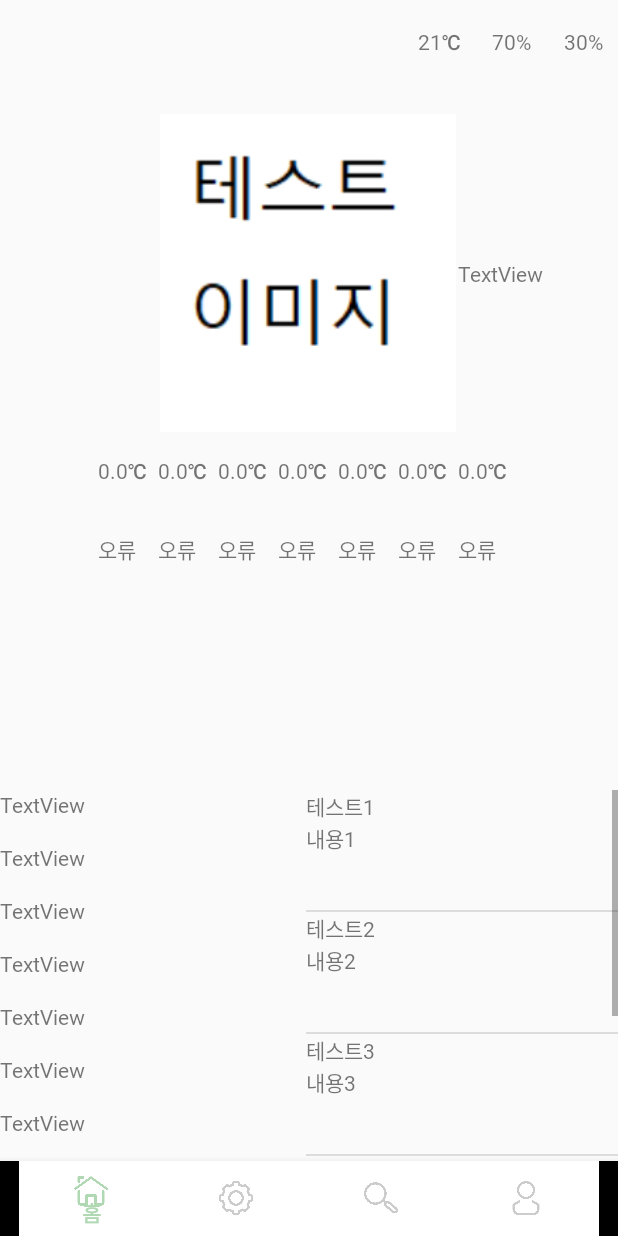
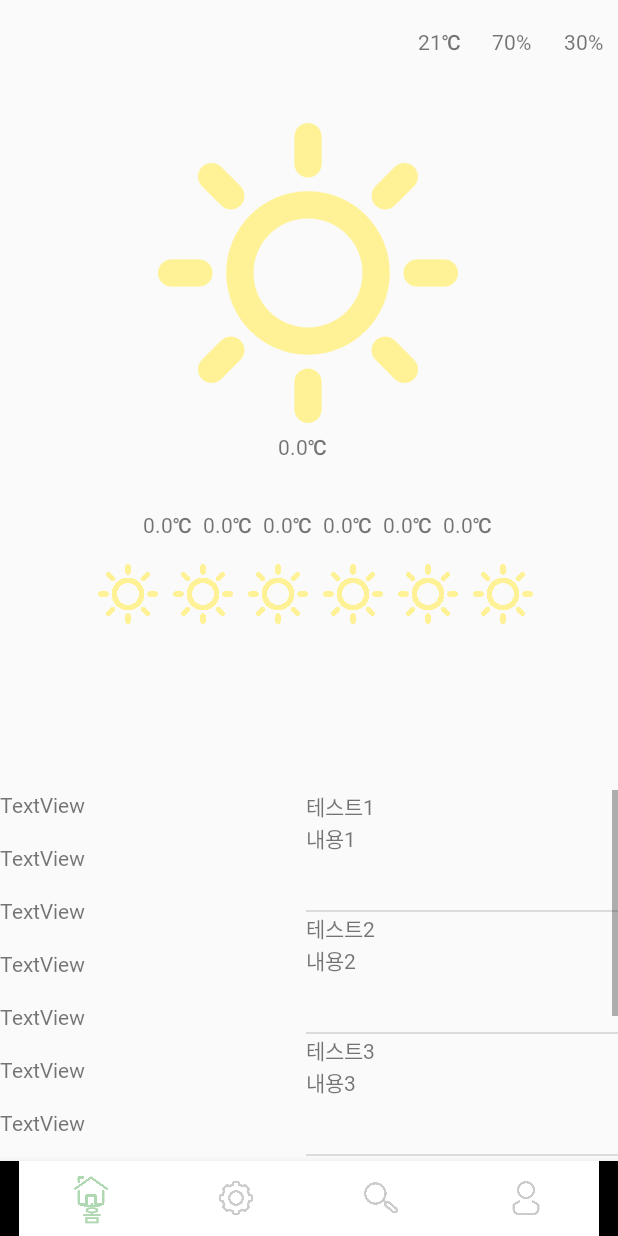
Before and after one commit to labory4302/SmartFarm, an Android app: the HomeActivity screen opened directly, with no data from a screen before it, on a phone screen of 412 x 824 dp. Run offline under Robolectric (Android 15) with nearby library versions, the phone set to English and light mode, and no system bars; 17 statements that could not run were skipped.

Commit message:
0928_1826_KSH
weather_icon update

```diff
--- a/Androiod/smartfarm_v1/app/src/main/java/com/smartfarm/www/activity/HomeActivity.java
+++ b/Androiod/smartfarm_v1/app/src/main/java/com/smartfarm/www/activity/HomeActivity.java
@@ -6,6 +6,7 @@ import android.util.Log;
 import android.view.LayoutInflater;
 import android.view.View;
 import android.view.ViewGroup;
+import android.widget.ImageView;
 import android.widget.ListView;
 import android.widget.TextView;
 
@@ -29,7 +30,7 @@ public class HomeActivity extends Fragment {
     private ListViewAdapter listViewAdapter;
 
     TextView tb1[] = new TextView[7];
-    TextView tb2[] = new TextView[7];
+    ImageView tb2[] = new ImageView[7];
 
     @Nullable
     @Override
@@ -46,7 +47,7 @@ public class HomeActivity extends Fragment {
         }
         for(int i=0; i<=6; i++){
             int resId = getResources().getIdentifier("weather"+i,"id", getContext().getPackageName());
-            tb2[i] = (TextView) view.findViewById(resId);
+            tb2[i] = (ImageView) view.findViewById(resId);
         }
 
 
@@ -149,38 +150,38 @@ public class HomeActivity extends Fragment {
                 String temp_temp_hl[] = temp_temp.split("°C");
                 float avg_temp = (Float.parseFloat(temp_temp_hl[0])+Float.parseFloat(temp_temp_hl[1]))/2;
 //                Log.d("찍히냐?",""+avg_temp+", "+map.get("test"+i));
-                tb1[i].setText(""+avg_temp+"℃");
+                tb1[i].setText("" + avg_temp + "℃");
 
                 if(Integer.parseInt(map.get("test"+(i*2))) == 1){
-                    tb2[i].setText("맑음");
+                    tb2[i].setImageResource(R.drawable.sun_icon);//                     tb2[i].setText("맑음");
                 }else if(Integer.parseInt(map.get("test"+(i*2))) == 2){
-                    tb2[i].setText("구름 조금");
+                    tb2[i].setImageResource(R.drawable.cloudy_icon);//                  tb2[i].setText("구름 조금");
                 }else if(Integer.parseInt(map.get("test"+(i*2))) == 3){
-                    tb2[i].setText("구름 많음");
+                    tb2[i].setImageResource(R.drawable.cloud_icon);//                   tb2[i].setText("구름 많음");
                 }else if(Integer.parseInt(map.get("test"+(i*2))) == 4){
-                    tb2[i].setText("흐림");
+                    tb2[i].setImageResource(R.drawable.cloud_icon);//                   tb2[i].setText("흐림");
                 }else if(Integer.parseInt(map.get("test"+(i*2))) == 5){
-                    tb2[i].setText("비 확률");
+                    tb2[i].setImageResource(R.drawable.soft_rain_icon);//               tb2[i].setText("비 확률");
                 }else if(Integer.parseInt(map.get("test"+(i*2))) == 6){
-                    tb2[i].setText("비 조금");
+                    tb2[i].setImageResource(R.drawable.rain_icon);//                    tb2[i].setText("비 조금");
                 }else if(Integer.parseInt(map.get("test"+(i*2))) == 7){
-                    tb2[i].setText("비옴");
+                    tb2[i].setImageResource(R.drawable.hard_rain_icon);//               tb2[i].setText("비옴");
                 }else if(Integer.parseInt(map.get("test"+(i*2))) == 8){
-                    tb2[i].setText("폭우");
+                    tb2[i].setImageResource(R.drawable.hard_rain_icon);//               tb2[i].setText("폭우");
                 }else if(Integer.parseInt(map.get("test"+(i*2))) == 9) {
-                    tb2[i].setText("모름");
+                    tb2[i].setImageResource(R.drawable.sun_icon);//                     tb2[i].setText("모름");
                 }else if(Integer.parseInt(map.get("test"+(i*2))) == 30) {
-                    tb2[i].setText("비올듯");
+                    tb2[i].setImageResource(R.drawable.soft_rain_icon);//               tb2[i].setText("비올듯");
                 }else if(Integer.parseInt(map.get("test"+(i*2))) == 31) {
-                    tb2[i].setText("약한 비");
+                    tb2[i].setImageResource(R.drawable.rain_icon);//                    tb2[i].setText("약한 비");
                 }else if(Integer.parseInt(map.get("test"+(i*2))) == 32) {
-                    tb2[i].setText("비옴");
+                    tb2[i].setImageResource(R.drawable.hard_rain_icon);//               tb2[i].setText("비옴");
                 }else if(Integer.parseInt(map.get("test"+(i*2))) == 33) {
-                    tb2[i].setText("큰 소나기");
+                    tb2[i].setImageResource(R.drawable.hard_rain_icon);//               tb2[i].setText("큰 소나기");
                 }else if(Integer.parseInt(map.get("test"+(i*2))) == 34) {
-                    tb2[i].setText("비오고 천둥도 침");
+                    tb2[i].setImageResource(R.drawable.storm_rain_icon);//              tb2[i].setText("비오고 천둥도 침");
                 }else{
-                    tb2[i].setText("오류");
+                    tb2[i].setImageResource(R.drawable.sun_icon);//                     tb2[i].setText("오류");
                 }
             }
         }
--- a/Androiod/smartfarm_v1/app/src/main/res/layout/home_page.xml
+++ b/Androiod/smartfarm_v1/app/src/main/res/layout/home_page.xml
@@ -6,11 +6,10 @@
     android:layout_height="match_parent">
 
     <ImageView
-        android:id="@+id/imageView"
+        android:id="@+id/weather0"
         android:layout_width="200dp"
         android:layout_height="212dp"
         android:layout_marginTop="16dp"
-        android:src="@drawable/test_image_1"
         app:layout_constraintEnd_toEndOf="parent"
         app:layout_constraintHorizontal_bias="0.497"
         app:layout_constraintStart_toStartOf="parent"
@@ -91,11 +90,12 @@
         android:id="@+id/today3"
         android:layout_width="40dp"
         android:layout_height="wrap_content"
-        android:layout_marginTop="16dp"
+        android:layout_marginTop="52dp"
         android:text="TextView"
-        app:layout_constraintEnd_toEndOf="@+id/imageView"
-        app:layout_constraintStart_toStartOf="@+id/imageView"
-        app:layout_constraintTop_toBottomOf="@+id/imageView" />
+        app:layout_constraintEnd_toEndOf="@+id/weather0"
+        app:layout_constraintHorizontal_bias="0.437"
+        app:layout_constraintStart_toStartOf="@+id/weather0"
+        app:layout_constraintTop_toBottomOf="@+id/weather0" />
 
     <TextView
         android:id="@+id/today2"
@@ -138,9 +138,9 @@
         android:layout_width="40dp"
         android:layout_height="wrap_content"
         android:text="TextView"
-        app:layout_constraintBottom_toBottomOf="@+id/today1"
-        app:layout_constraintEnd_toStartOf="@+id/today1"
-        app:layout_constraintTop_toTopOf="@+id/today1" />
+        app:layout_constraintEnd_toEndOf="@+id/weather0"
+        app:layout_constraintStart_toStartOf="@+id/weather0"
+        app:layout_constraintTop_toBottomOf="@+id/weather0" />
 
     <TextView
         android:id="@+id/today6"
@@ -151,76 +151,68 @@
         app:layout_constraintStart_toEndOf="@+id/today5"
         app:layout_constraintTop_toTopOf="@+id/today5" />
 
-    <TextView
-        android:id="@+id/textView17"
-        android:layout_width="wrap_content"
-        android:layout_height="wrap_content"
-        android:text="TextView"
-        app:layout_constraintBottom_toBottomOf="@+id/imageView"
-        app:layout_constraintStart_toEndOf="@+id/imageView"
-        app:layout_constraintTop_toTopOf="@+id/imageView" />
-
-    <TextView
-        android:id="@+id/weather0"
-        android:layout_width="40dp"
-        android:layout_height="wrap_content"
-        android:layout_marginTop="32dp"
-        android:text="TextView"
-        app:layout_constraintStart_toStartOf="@+id/today0"
-        app:layout_constraintTop_toBottomOf="@+id/today0" />
-
-    <TextView
+    <ImageView
         android:id="@+id/weather1"
         android:layout_width="40dp"
-        android:layout_height="wrap_content"
-        android:layout_marginTop="32dp"
-        android:text="TextView"
-        app:layout_constraintStart_toEndOf="@+id/weather0"
-        app:layout_constraintTop_toBottomOf="@+id/today1" />
+        android:layout_height="40dp"
+        android:layout_marginEnd="10dp"
+        app:layout_constraintBottom_toBottomOf="@+id/weather2"
+        app:layout_constraintEnd_toStartOf="@+id/weather2"
+        app:layout_constraintHorizontal_bias="1.0"
+        app:layout_constraintStart_toStartOf="parent"
+        app:layout_constraintTop_toTopOf="@+id/weather2"
+        />
 
-    <TextView
+    <ImageView
         android:id="@+id/weather2"
         android:layout_width="40dp"
-        android:layout_height="wrap_content"
-        android:layout_marginTop="32dp"
-        android:text="TextView"
-        app:layout_constraintStart_toEndOf="@+id/weather1"
-        app:layout_constraintTop_toBottomOf="@+id/today2" />
+        android:layout_height="40dp"
+        android:layout_marginEnd="10dp"
+        app:layout_constraintBottom_toBottomOf="@+id/weather3"
+        app:layout_constraintEnd_toStartOf="@+id/weather3"
+        app:layout_constraintTop_toTopOf="@+id/weather3"
+        />
 
-    <TextView
+    <ImageView
         android:id="@+id/weather3"
         android:layout_width="40dp"
-        android:layout_height="wrap_content"
-        android:layout_marginTop="32dp"
-        android:text="TextView"
-        app:layout_constraintStart_toEndOf="@+id/weather2"
-        app:layout_constraintTop_toBottomOf="@+id/today3" />
+        android:layout_height="40dp"
+        android:layout_marginTop="88dp"
+        app:layout_constraintEnd_toEndOf="@+id/weather0"
+        app:layout_constraintHorizontal_bias="0.375"
+        app:layout_constraintStart_toStartOf="@+id/weather0"
+        app:layout_constraintTop_toBottomOf="@+id/weather0" />
 
-    <TextView
+    <ImageView
         android:id="@+id/weather4"
         android:layout_width="40dp"
-        android:layout_height="wrap_content"
-        android:layout_marginTop="32dp"
-        android:text="TextView"
+        android:layout_height="40dp"
+        android:layout_marginStart="10dp"
+        app:layout_constraintBottom_toBottomOf="@+id/weather3"
         app:layout_constraintStart_toEndOf="@+id/weather3"
-        app:layout_constraintTop_toBottomOf="@+id/today4" />
+        app:layout_constraintTop_toTopOf="@+id/weather3"
+        />
 
-    <TextView
+    <ImageView
+        android:id="@+id/weather6"
+        android:layout_width="40dp"
+        android:layout_height="40dp"
+        android:layout_marginStart="10dp"
+        app:layout_constraintBottom_toBottomOf="@+id/weather5"
+        app:layout_constraintEnd_toEndOf="parent"
+        app:layout_constraintHorizontal_bias="0.0"
+        app:layout_constraintStart_toEndOf="@+id/weather5"
+        app:layout_constraintTop_toTopOf="@+id/weather5"
+        />
+
+    <ImageView
         android:id="@+id/weather5"
         android:layout_width="40dp"
-        android:layout_height="wrap_content"
-        android:layout_marginTop="32dp"
-        android:text="TextView"
+        android:layout_height="40dp"
+        android:layout_marginStart="10dp"
+        app:layout_constraintBottom_toBottomOf="@+id/weather4"
         app:layout_constraintStart_toEndOf="@+id/weather4"
-        app:layout_constraintTop_toBottomOf="@+id/today5" />
-
-    <TextView
-        android:id="@+id/weather6"
-        android:layout_width="40dp"
-        android:layout_height="wrap_content"
-        android:layout_marginTop="32dp"
-        android:text="TextView"
-        app:layout_constraintStart_toEndOf="@+id/weather5"
-        app:layout_constraintTop_toBottomOf="@+id/today6" />
+        app:layout_constraintTop_toTopOf="@+id/weather4"
+        />
 
 </androidx.constraintlayout.widget.ConstraintLayout>
```
Also changed, not shown: Androiod/smartfarm_v1/app/src/main/res/drawable/cloud_icon.png (added), Androiod/smartfarm_v1/app/src/main/res/drawable/cloudy_icon.png (added), Androiod/smartfarm_v1/app/src/main/res/drawable/hard_rain_icon.png (added), Androiod/smartfarm_v1/app/src/main/res/drawable/rain_icon.png (added), Androiod/smartfarm_v1/app/src/main/res/drawable/soft_rain_icon.png (added), Androiod/smartfarm_v1/app/src/main/res/drawable/storm_rain_icon.png (added), Androiod/smartfarm_v1/app/src/main/res/drawable/sun_icon.png (added).
